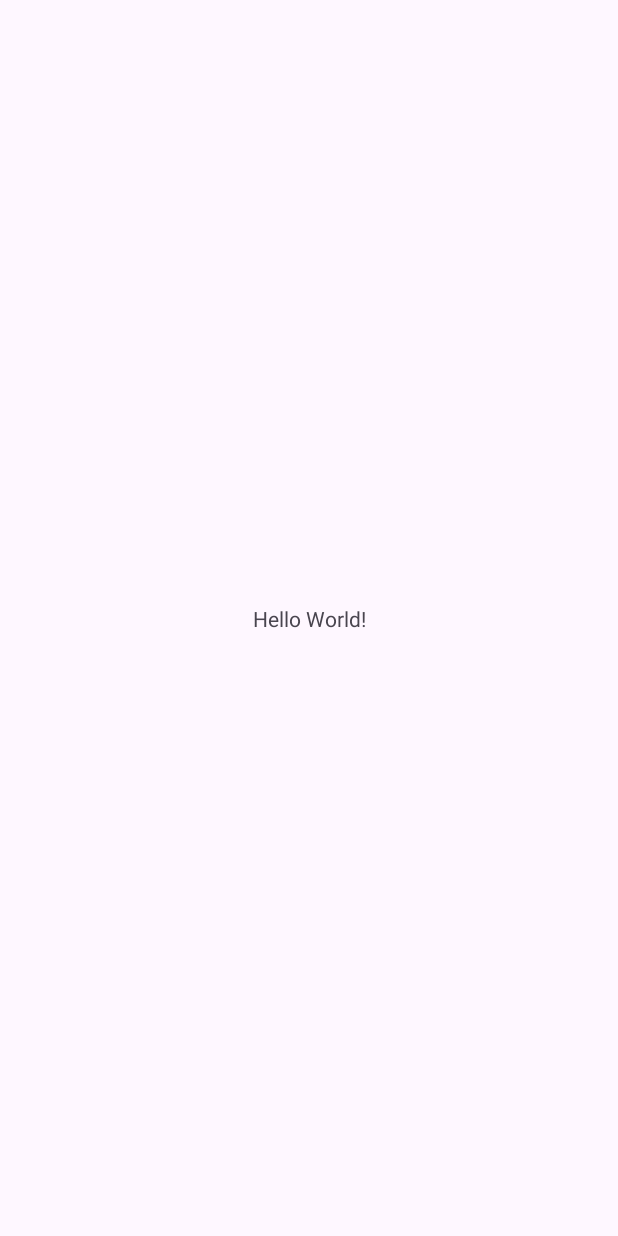
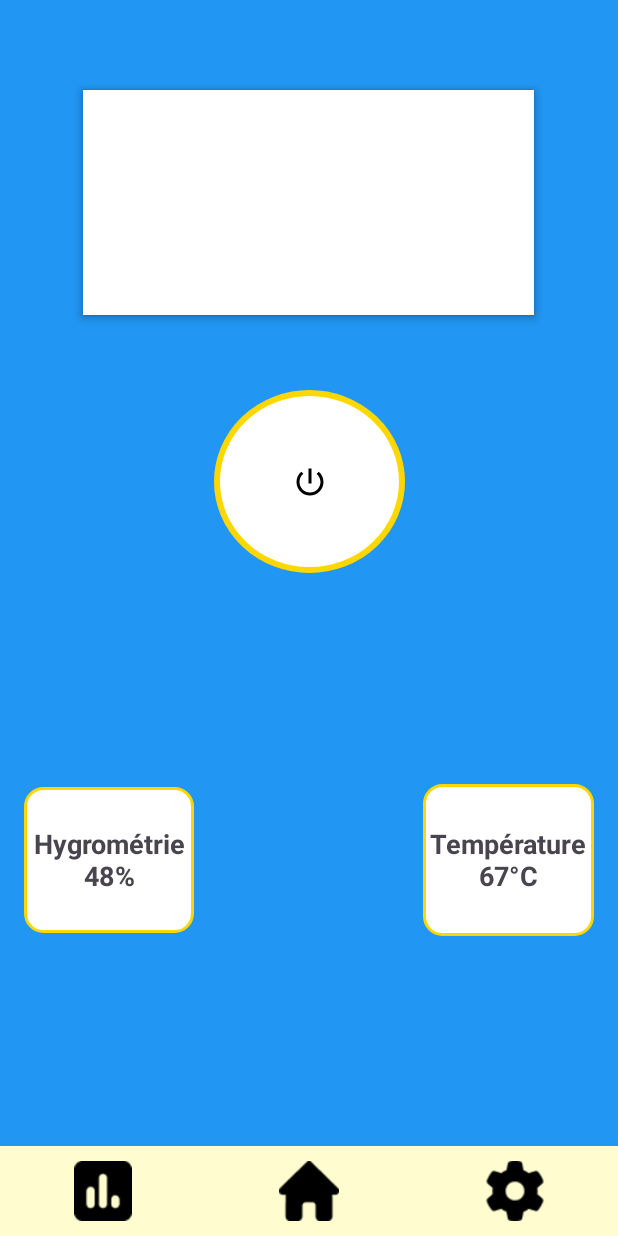
Before and after one commit to EthanGely/VMC-Project, an Android app: the screen it shows after launch (MainActivity), on a phone screen of 412 x 824 dp. Before the commit the screen is almost empty. Run offline under Robolectric (Android 15) with nearby library versions, the phone set to English and light mode, and no system bars.

Commit message:
Add initial project setup with drawable resources and configuration files

```diff
--- a/app/build.gradle.kts
+++ b/app/build.gradle.kts
@@ -42,6 +42,11 @@ dependencies {
     implementation(libs.material)
     implementation(libs.androidx.activity)
     implementation(libs.androidx.constraintlayout)
+    implementation("androidx.compose.ui:ui:1.5.3")
+    implementation("androidx.compose.material:material:1.5.3")
+    implementation("androidx.compose.ui:ui-tooling-preview:1.5.3")
+    implementation("androidx.navigation:navigation-compose:2.7.5")
+    debugImplementation("androidx.compose.ui:ui-tooling:1.5.3")
     testImplementation(libs.junit)
     androidTestImplementation(libs.androidx.junit)
     androidTestImplementation(libs.androidx.espresso.core)
--- a/app/src/main/java/com/example/vmcproject/MainActivity.kt
+++ b/app/src/main/java/com/example/vmcproject/MainActivity.kt
@@ -1,20 +1,18 @@
 package com.example.vmcproject
 
 import android.os.Bundle
-import androidx.activity.enableEdgeToEdge
+import android.widget.ImageButton
+import android.widget.Toast
 import androidx.appcompat.app.AppCompatActivity
-import androidx.core.view.ViewCompat
-import androidx.core.view.WindowInsetsCompat
 
 class MainActivity : AppCompatActivity() {
     override fun onCreate(savedInstanceState: Bundle?) {
         super.onCreate(savedInstanceState)
-        enableEdgeToEdge()
         setContentView(R.layout.activity_main)
-        ViewCompat.setOnApplyWindowInsetsListener(findViewById(R.id.main)) { v, insets ->
-            val systemBars = insets.getInsets(WindowInsetsCompat.Type.systemBars())
-            v.setPadding(systemBars.left, systemBars.top, systemBars.right, systemBars.bottom)
-            insets
+
+        val powerButton: ImageButton = findViewById(R.id.powerButton)
+        powerButton.setOnClickListener {
+            Toast.makeText(this, "Bouton d'alimentation pressé", Toast.LENGTH_SHORT).show()
         }
     }
 }
--- /dev/null
+++ b/app/src/main/res/drawable/baseline_power_settings_new_24.xml
@@ -0,0 +1,5 @@
+<vector xmlns:android="http://schemas.android.com/apk/res/android" android:height="24dp" android:tint="#000000" android:viewportHeight="24" android:viewportWidth="24" android:width="24dp">
+
+    <path android:fillColor="@android:color/white" android:pathData="M13,3h-2v10h2L13,3zM17.83,5.17l-1.42,1.42C17.99,7.86 19,9.81 19,12c0,3.87 -3.13,7 -7,7s-7,-3.13 -7,-7c0,-2.19 1.01,-4.14 2.58,-5.42L6.17,5.17C4.23,6.82 3,9.26 3,12c0,4.97 4.03,9 9,9s9,-4.03 9,-9c0,-2.74 -1.23,-5.18 -3.17,-6.83z"/>
+
+</vector>
--- /dev/null
+++ b/app/src/main/res/drawable/circle_bg.xml
@@ -0,0 +1,5 @@
+<?xml version="1.0" encoding="utf-8"?>
+<shape xmlns:android="http://schemas.android.com/apk/res/android" android:shape="oval">
+    <solid android:color="@color/white"/> <!-- Fond blanc -->
+    <stroke android:width="4dp" android:color="@color/yellow"/> <!-- Bordure jaune -->
+</shape>
--- /dev/null
+++ b/app/src/main/res/drawable/rounded_box.xml
@@ -0,0 +1,6 @@
+<?xml version="1.0" encoding="utf-8"?>
+<shape xmlns:android="http://schemas.android.com/apk/res/android" android:shape="rectangle">
+    <corners android:radius="12dp"/> <!-- Bords arrondis -->
+    <solid android:color="@color/white"/> <!-- Fond blanc -->
+    <stroke android:width="2dp" android:color="@color/yellow"/> <!-- Bordure jaune -->
+</shape>
--- a/app/src/main/res/layout/activity_main.xml
+++ b/app/src/main/res/layout/activity_main.xml
@@ -1,19 +1,119 @@
 <?xml version="1.0" encoding="utf-8"?>
-<androidx.constraintlayout.widget.ConstraintLayout xmlns:android="http://schemas.android.com/apk/res/android"
+<androidx.constraintlayout.widget.ConstraintLayout
+    xmlns:android="http://schemas.android.com/apk/res/android"
     xmlns:app="http://schemas.android.com/apk/res-auto"
     xmlns:tools="http://schemas.android.com/tools"
-    android:id="@+id/main"
     android:layout_width="match_parent"
     android:layout_height="match_parent"
+    android:background="@color/blue"
     tools:context=".MainActivity">
 
-    <TextView
-        android:layout_width="wrap_content"
-        android:layout_height="wrap_content"
-        android:text="Hello World!"
-        app:layout_constraintBottom_toBottomOf="parent"
+    <!-- Grand rectangle blanc -->
+
+    <!-- Conteneur pour hygrométrie et température -->
+
+    <View
+        android:layout_width="300dp"
+        android:layout_height="150dp"
+        android:layout_marginTop="60dp"
+        android:background="@color/white"
+        android:elevation="4dp"
         app:layout_constraintEnd_toEndOf="parent"
+        app:layout_constraintHorizontal_bias="0.495"
         app:layout_constraintStart_toStartOf="parent"
         app:layout_constraintTop_toTopOf="parent" />
 
+    <LinearLayout
+        android:id="@+id/whiteRectangle"
+        android:layout_width="300dp"
+        android:layout_height="150dp"
+        android:layout_marginTop="60dp"
+        android:background="@color/white"
+        android:elevation="4dp"
+        app:layout_constraintEnd_toEndOf="parent"
+        app:layout_constraintStart_toStartOf="parent"
+        app:layout_constraintTop_toTopOf="parent">
+
+    </LinearLayout>
+
+    <!-- Bouton d'alimentation -->
+
+    <!-- Barre de navigation -->
+
+    <ImageButton
+        android:id="@+id/powerButton"
+        android:layout_width="127dp"
+        android:layout_height="122dp"
+        android:background="@drawable/circle_bg"
+        android:src="@drawable/baseline_power_settings_new_24"
+        app:layout_constraintTop_toBottomOf="@+id/whiteRectangle"
+        app:layout_constraintEnd_toEndOf="parent"
+        app:layout_constraintStart_toStartOf="parent"
+        android:layout_marginTop="50dp"/>
+
+    <TextView
+        android:id="@+id/temperature"
+        android:layout_width="114dp"
+        android:layout_height="101dp"
+        android:background="@drawable/rounded_box"
+        android:gravity="center"
+        android:text="Température\n67°C"
+        app:layout_constraintBottom_toTopOf="@+id/navigation"
+        android:textSize="18sp"
+        android:textStyle="bold"
+        app:layout_constraintEnd_toEndOf="parent"
+        app:layout_constraintTop_toBottomOf="@+id/powerButton"
+        android:layout_marginEnd="16dp"
+        android:layout_marginTop="16dp"
+        android:layout_marginBottom="16dp"/>
+
+    <TextView
+        android:id="@+id/humidity"
+        android:layout_width="113dp"
+        android:layout_height="97dp"
+        android:background="@drawable/rounded_box"
+        android:gravity="center"
+        android:text="Hygrométrie\n48%"
+        app:layout_constraintBottom_toTopOf="@+id/navigation"
+        android:textSize="18sp"
+        android:textStyle="bold"
+        app:layout_constraintStart_toStartOf="parent"
+        app:layout_constraintTop_toBottomOf="@+id/powerButton"
+        android:layout_marginStart="16dp"
+        android:layout_marginTop="16dp"
+        android:layout_marginBottom="16dp"/>
+
+    <LinearLayout
+        android:id="@+id/navigation"
+        android:layout_width="match_parent"
+        android:layout_height="60dp"
+        android:background="@color/cream"
+        android:orientation="horizontal"
+        android:gravity="center"
+        app:layout_constraintBottom_toBottomOf="parent">
+
+        <ImageView
+            android:layout_width="40dp"
+            android:layout_height="40dp"
+            android:layout_margin="10dp"
+            android:layout_weight="1"
+            android:src="@drawable/ic_stats" />
+
+        <ImageView
+            android:layout_width="40dp"
+            android:layout_height="40dp"
+            android:layout_weight="1"
+            android:src="@drawable/ic_home"
+            android:layout_margin="10dp"/>
+
+        <ImageView
+            android:layout_width="40dp"
+            android:layout_height="40dp"
+            android:layout_margin="10dp"
+            android:layout_weight="1"
+            android:src="@drawable/ic_settings" />
+    </LinearLayout>
+
+
+
 </androidx.constraintlayout.widget.ConstraintLayout>
--- a/app/src/main/res/values/colors.xml
+++ b/app/src/main/res/values/colors.xml
@@ -2,4 +2,7 @@
 <resources>
     <color name="black">#FF000000</color>
     <color name="white">#FFFFFFFF</color>
+        <color name="blue">#2196F3</color> <!-- Bleu vif -->
+        <color name="cream">#FFFDD0</color> <!-- Couleur crème pour la barre de navigation -->
+        <color name="yellow">#FFD700</color> <!-- Jaune pour les bordures -->
 </resources>
--- a/gradle/libs.versions.toml
+++ b/gradle/libs.versions.toml
@@ -1,5 +1,5 @@
 [versions]
-agp = "8.8.0"
+agp = "8.3.1"
 kotlin = "1.9.24"
 coreKtx = "1.15.0"
 junit = "4.13.2"
```
Also changed, not shown: app/src/main/res/drawable/ic_home.png (added), app/src/main/res/drawable/ic_settings.png (added), app/src/main/res/drawable/ic_stats.png (added).
